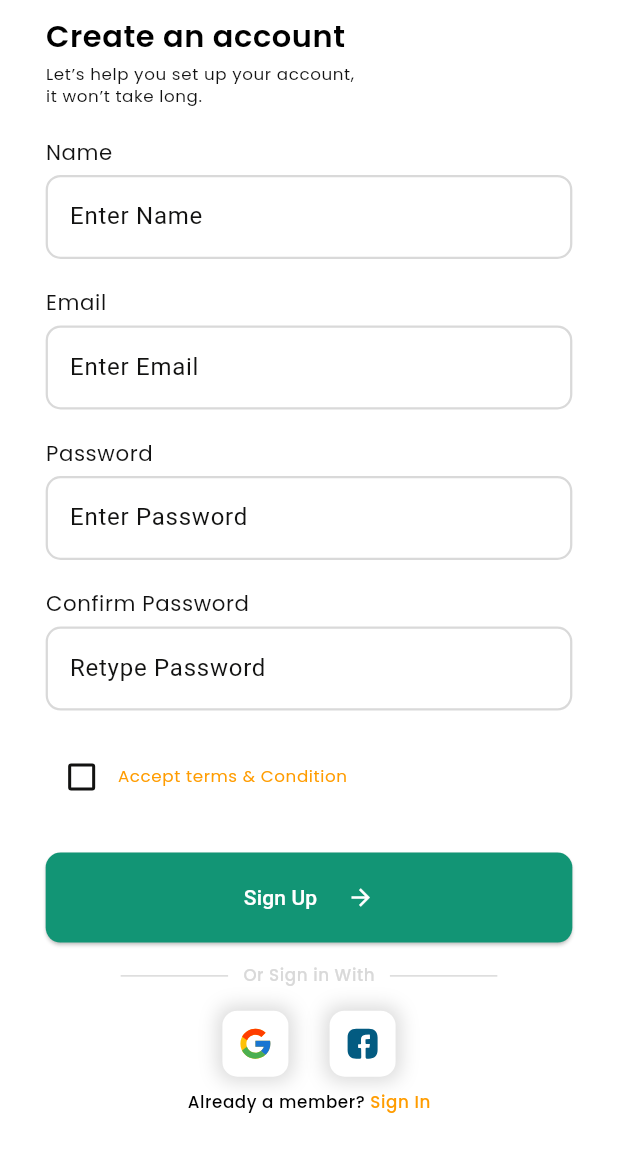
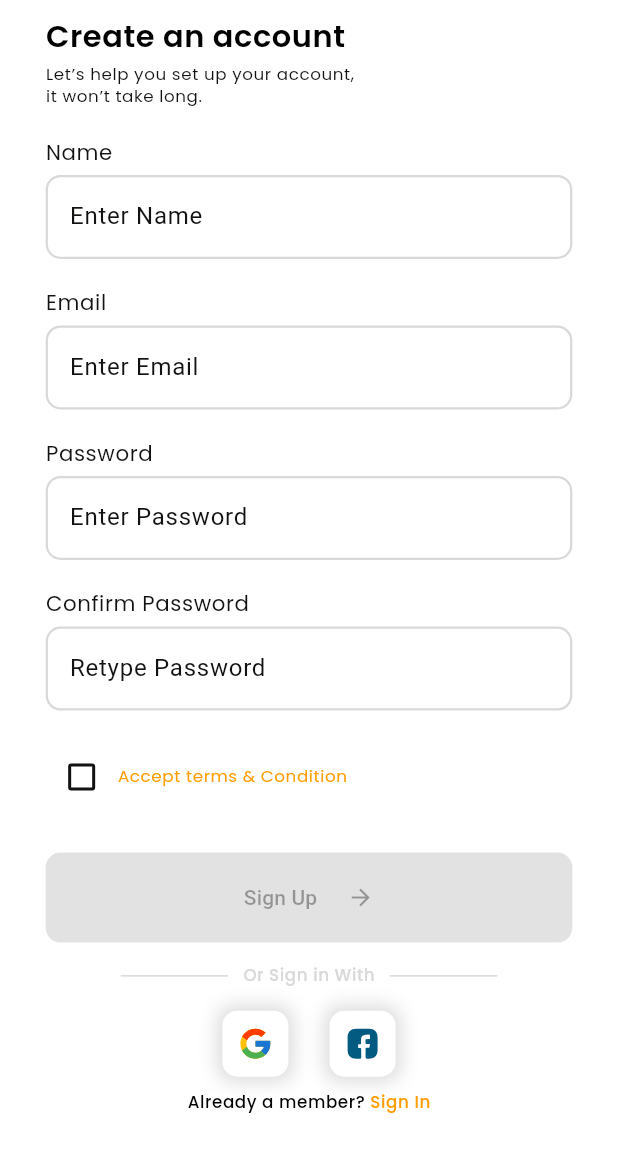
Before and after one commit to Fazo201/nutrition, a Flutter app: the RegisterPage screen opened by its route, on a phone screen of 412 x 824 dp. Shown: the top 1152 px of the screen. Run offline on Flutter 3.47's test engine with Material 3 defaults, Android fonts, the phone set to English and light mode, and no system bars; our stand-ins replace connectivity_plus, device_preview, dio, flutter_riverpod, flutter_screenutil, flutter_secure_storage and 3 more; missing offline and left inert: a package; accounts and stored records are empty; network calls fail.

Commit message:
pull commit

```diff
--- a/lib/src/core/routes/app_route_names.dart
+++ b/lib/src/core/routes/app_route_names.dart
@@ -1,5 +1,6 @@
-final class AppRouteNames{
+final class AppRouteNames {
   static const String splash = "/splash";
+  static const String login = "/login";
   static const String register = "/register";
   static const String primary = "/primary";
   static const String recipePage = "/recipe_page";
--- a/lib/src/core/routes/router_config.dart
+++ b/lib/src/core/routes/router_config.dart
@@ -1,6 +1,7 @@
 import "package:flutter/cupertino.dart";
 import "package:go_router/go_router.dart";
 import "package:nutrition/src/core/routes/app_route_names.dart";
+import "package:nutrition/src/feature/auth/view/pages/login_page.dart";
 import "package:nutrition/src/feature/auth/view/pages/register_page.dart";
 import "package:nutrition/src/feature/auth/view/pages/splash_page.dart";
 
@@ -53,6 +54,12 @@ final class RouterConfigService {
         path: AppRouteNames.splash,
         builder: (BuildContext context, GoRouterState state) => const SplashPage(),
       ),
+      //login page
+      GoRoute(
+        name: "LoginPage",
+        path: AppRouteNames.login,
+        builder: (BuildContext context, GoRouterState state) => LoginPage(),
+      ),
       //register page
       GoRoute(
         name: "RegisterPage",
--- a/lib/src/core/widgets/eleveted_button_widget.dart
+++ b/lib/src/core/widgets/eleveted_button_widget.dart
@@ -5,12 +5,12 @@ import '../style/text_style.dart';
 
 class ElevatedButtonWidget extends StatelessWidget {
   final String text;
+  final void Function()? onPressed;
 
-  const ElevatedButtonWidget({super.key, required this.text});
+  const ElevatedButtonWidget({required this.text, super.key, this.onPressed});
 
   @override
-  Widget build(BuildContext context) {
-    return ElevatedButton(
+  Widget build(BuildContext context) => ElevatedButton(
         style: ElevatedButton.styleFrom(
           backgroundColor: AppColors.c129575,
           shape: RoundedRectangleBorder(
@@ -18,7 +18,7 @@ class ElevatedButtonWidget extends StatelessWidget {
           ),
           fixedSize: const Size(double.maxFinite, 60),
         ),
-      onPressed: () {},
+        onPressed: onPressed,
         child: Row(
           mainAxisAlignment: MainAxisAlignment.center,
           children: [
@@ -32,4 +32,3 @@ class ElevatedButtonWidget extends StatelessWidget {
         ),
       );
 }
-}
```
Also changed, not shown: lib/src/feature/auth/view/pages/login_page.dart (+11 -2 lines), lib/src/feature/auth/view/pages/splash_page.dart (+6 -10 lines). Lines whose indentation alone changed are shown as unchanged.
